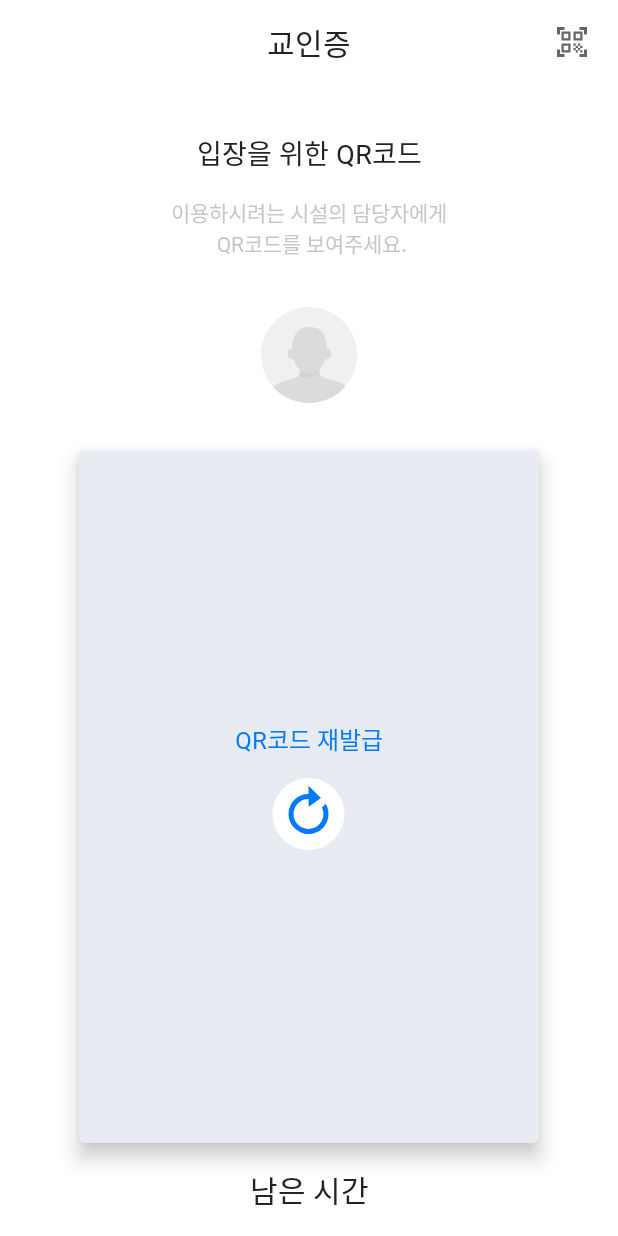
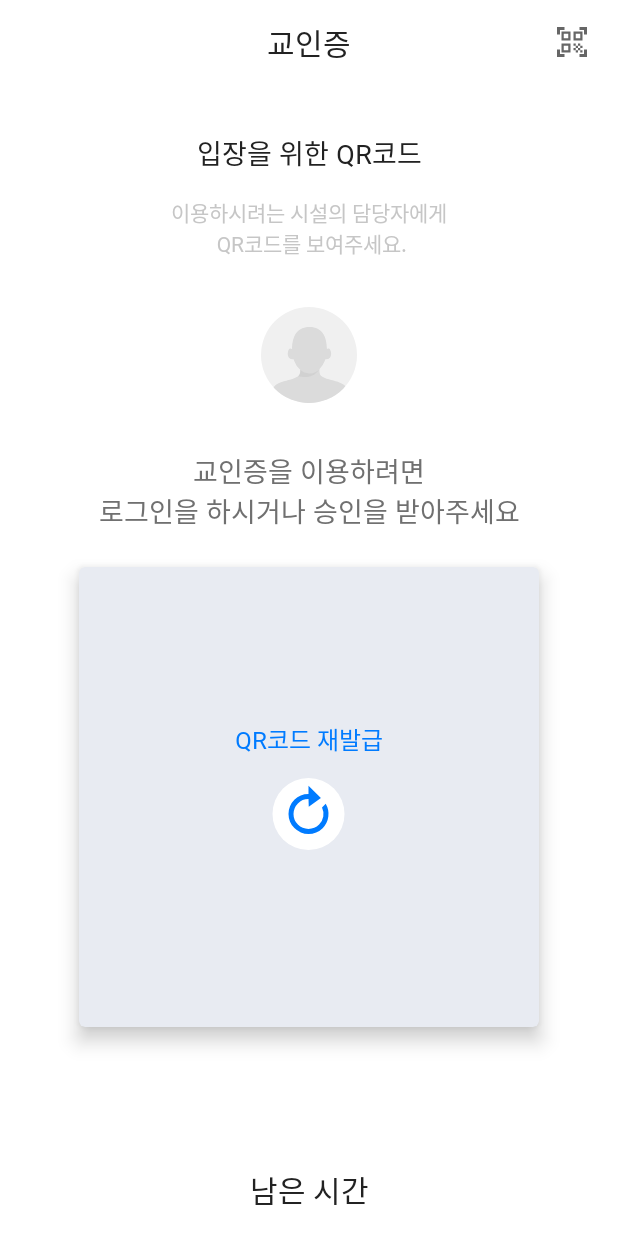
Before and after one commit to songjuneki/Yoram, an Android app: the layout frag_id.xml on its own in the app's theme, with its tools: preview values and no code run, on a phone screen of 412 x 824 dp. Run offline under Robolectric (Android 15) with nearby library versions, the phone set to English and light mode, and no system bars; network calls fail; Roboto replaces fonts that are not available here.

Commit message:
style: 교인증 QR 코드 창 레이아웃 정사각형으로 변경

```diff
--- a/app/src/main/res/layout/frag_id.xml
+++ b/app/src/main/res/layout/frag_id.xml
@@ -173,6 +173,7 @@
             app:layout_constraintLeft_toLeftOf="@id/frag_id_gv05"
             app:layout_constraintRight_toRightOf="@id/frag_id_gv95"
             app:layout_constraintBottom_toTopOf="@id/frag_id_remain_layout"
+            app:layout_constraintDimensionRatio="1:1"
             android:layout_marginTop="16dp"
             android:layout_marginLeft="32dp"
             android:layout_marginRight="32dp"
```
